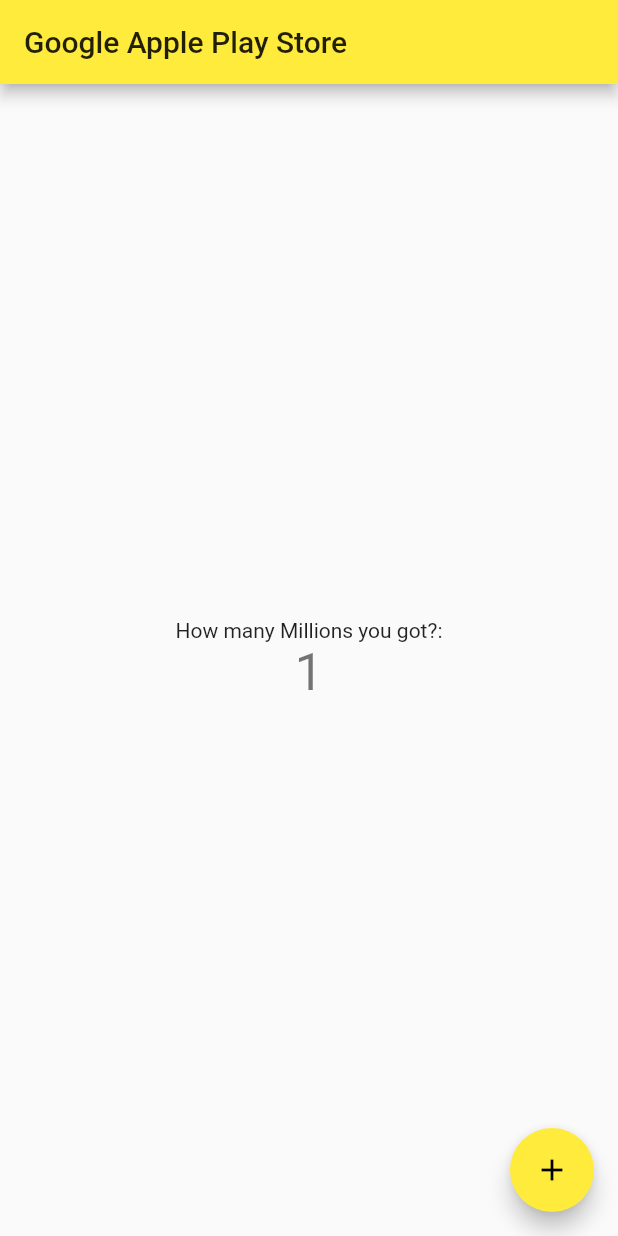
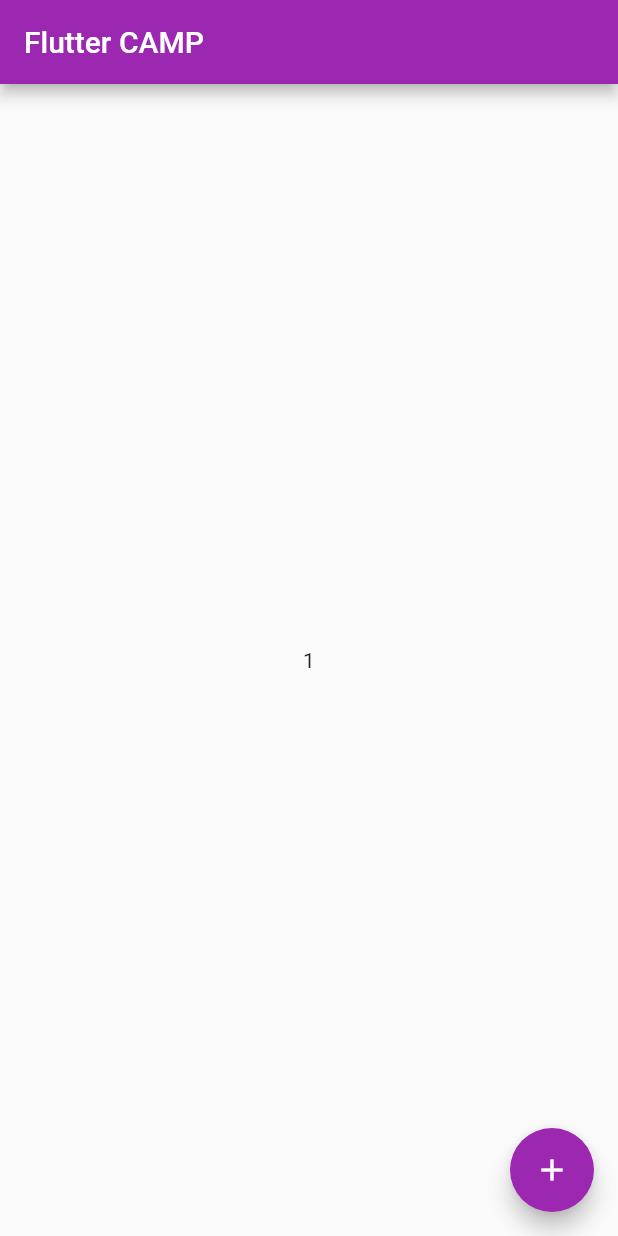
Before and after one commit to Kenennacc/Flutter-App, a Flutter app: the screen it shows after launch, after a tap on the "add" icon, on a phone screen of 412 x 824 dp. Run offline on Flutter 3.47's test engine with Material 2 defaults, Android fonts, the phone set to English and light mode, and no system bars.

Commit message:
Home added

```diff
--- /dev/null
+++ b/lib/home.dart
@@ -0,0 +1,31 @@
+import 'package:flutter/material.dart';
+
+class HomeScreen extends StatefulWidget {
+  const HomeScreen({Key? key}) : super(key: key);
+
+  @override
+  _HomeScreenState createState() => _HomeScreenState();
+}
+
+class _HomeScreenState extends State<HomeScreen> {
+  @override
+  int _counter = 0;
+  Widget build(BuildContext context) {
+    return Scaffold(
+      appBar: AppBar(
+        title: Text('Flutter CAMP'),
+      ),
+      body: Center(
+        child: Text(_counter.toString()),
+      ),
+      floatingActionButton: FloatingActionButton(
+        onPressed: () {
+          setState(() {
+            _counter = _counter + 1;
+          });
+        },
+        child: const Icon(Icons.add),
+      ),
+    );
+  }
+}
--- a/lib/main.dart
+++ b/lib/main.dart
@@ -1,4 +1,5 @@
 import 'package:flutter/material.dart';
+import 'package:sampleproject/home.dart';
 
 void main() {
   runApp(MyApp());
@@ -20,94 +21,9 @@ class MyApp extends StatelessWidget {
         // or simply save your changes to "hot reload" in a Flutter IDE).
         // Notice that the counter didn't reset back to zero; the application
         // is not restarted.
-        primarySwatch: Colors.yellow,
+        primarySwatch: Colors.purple,
       ),
-      home: MyHomePage(title: 'Google Apple Play Store'),
+      home: const HomeScreen(),
     );
   }
 }
-
-class MyHomePage extends StatefulWidget {
-  MyHomePage({Key? key, required this.title}) : super(key: key);
-
-  // This widget is the home page of your application. It is stateful, meaning
-  // that it has a State object (defined below) that contains fields that affect
-  // how it looks.
-
-  // This class is the configuration for the state. It holds the values (in this
-  // case the title) provided by the parent (in this case the App widget) and
-  // used by the build method of the State. Fields in a Widget subclass are
-  // always marked "final".
-
-  final String title;
-
-  @override
-  _MyHomePageState createState() => _MyHomePageState();
-}
-
-class _MyHomePageState extends State<MyHomePage> {
-  int _counter = 0;
-
-  void _incrementCounter() {
-    setState(() {
-      // This call to setState tells the Flutter framework that something has
-      // changed in this State, which causes it to rerun the build method below
-      // so that the display can reflect the updated values. If we changed
-      // _counter without calling setState(), then the build method would not be
-      // called again, and so nothing would appear to happen.
-      _counter++;
-    });
-  }
-
-  @override
-  Widget build(BuildContext context) {
-    // This method is rerun every time setState is called, for instance as done
-    // by the _incrementCounter method above.
-    //
-    // The Flutter framework has been optimized to make rerunning build methods
-    // fast, so that you can just rebuild anything that needs updating rather
-    // than having to individually change instances of widgets.
-    return Scaffold(
-      appBar: AppBar(
-        // Here we take the value from the MyHomePage object that was created by
-        // the App.build method, and use it to set our appbar title.
-        title: Text(widget.title),
-      ),
-      body: Center(
-        // Center is a layout widget. It takes a single child and positions it
-        // in the middle of the parent.
-        child: Column(
-          // Column is also a layout widget. It takes a list of children and
-          // arranges them vertically. By default, it sizes itself to fit its
-          // children horizontally, and tries to be as tall as its parent.
-          //
-          // Invoke "debug painting" (press "p" in the console, choose the
-          // "Toggle Debug Paint" action from the Flutter Inspector in Android
-          // Studio, or the "Toggle Debug Paint" command in Visual Studio Code)
-          // to see the wireframe for each widget.
-          //
-          // Column has various properties to control how it sizes itself and
-          // how it positions its children. Here we use mainAxisAlignment to
-          // center the children vertically; the main axis here is the vertical
-          // axis because Columns are vertical (the cross axis would be
-          // horizontal).
-          mainAxisAlignment: MainAxisAlignment.center,
-          children: <Widget>[
-            Text(
-              'How many Millions you got?:',
-            ),
-            Text(
-              '$_counter',
-              style: Theme.of(context).textTheme.headline4,
-            ),
-          ],
-        ),
-      ),
-      floatingActionButton: FloatingActionButton(
-        onPressed: _incrementCounter,
-        tooltip: 'Increment',
-        child: Icon(Icons.add),
-      ), // This trailing comma makes auto-formatting nicer for build methods.
-    );
-  }
-}
```
